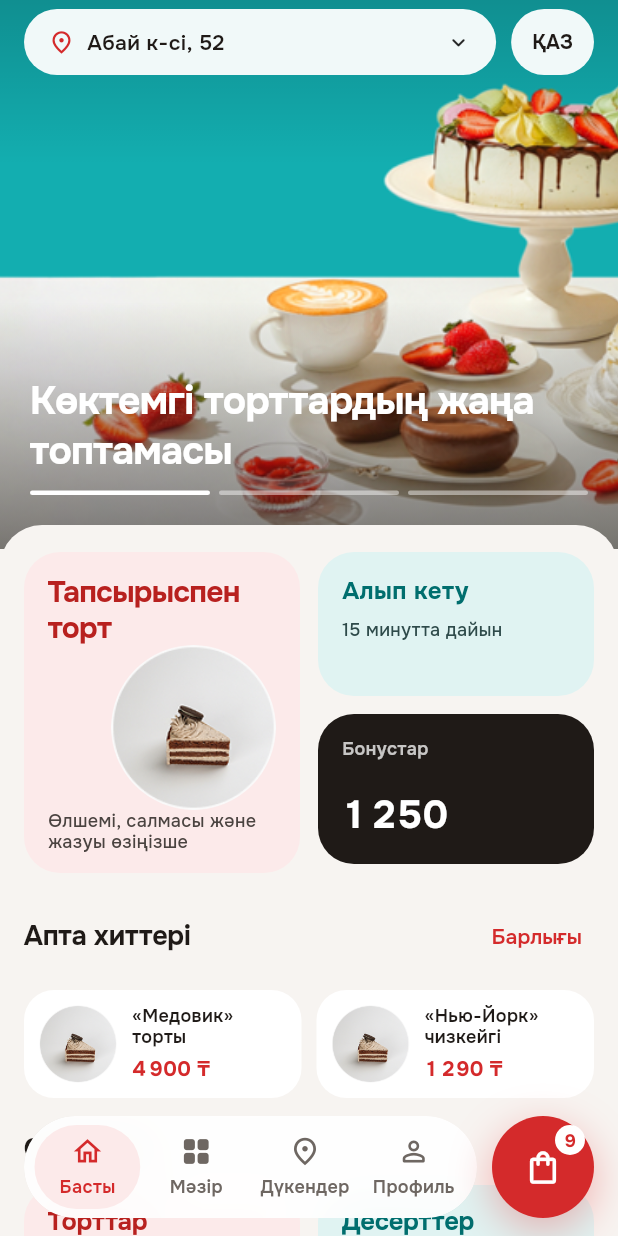
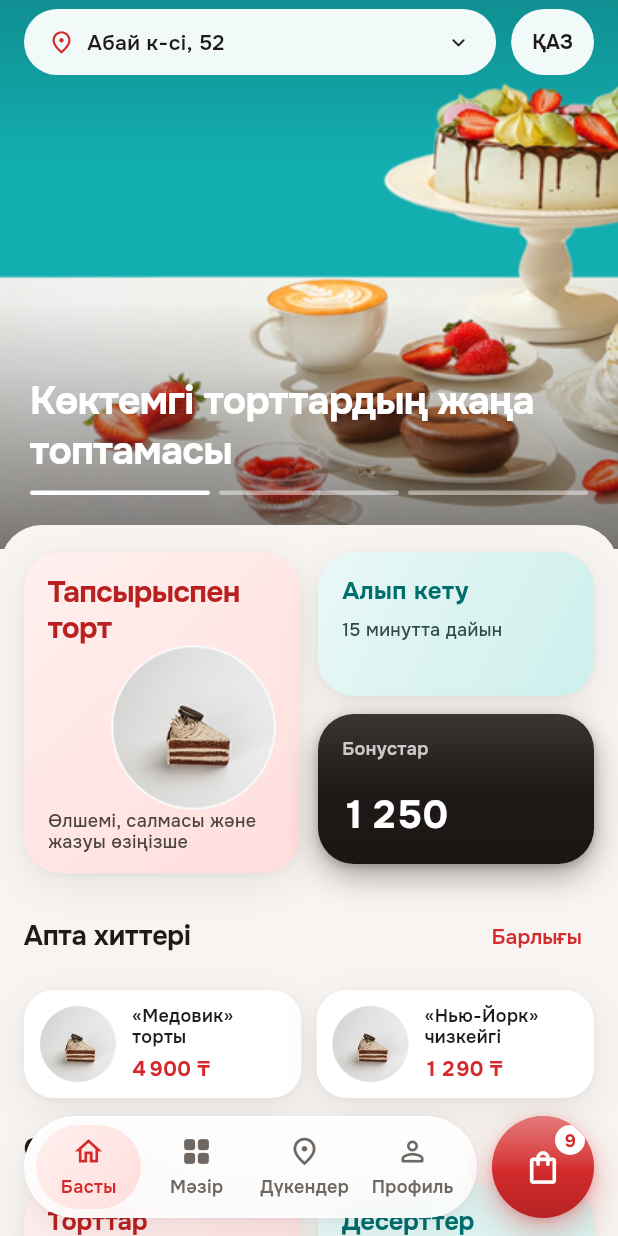
Before and after one commit to yeracode11/qulpynai-mobile, a Flutter app: the screen it shows after launch, after a tap on "KZ", after a tap on "Өткізу", on a phone screen of 412 x 824 dp. Run offline on Flutter 3.47's test engine with Material 3 defaults, Android fonts, the phone set to English and light mode, and no system bars; our stand-ins replace flutter_riverpod, flutter_svg, go_router, material_ui; generated files the repository leaves out were written again; statements that could not run were skipped.

Commit message:
Глянцевый стиль: градиенты, блики и цветные тени на кнопках, насыщеннее пастель плиток

```diff
--- a/lib/app/tab_bar.dart
+++ b/lib/app/tab_bar.dart
@@ -5,6 +5,7 @@ import 'package:go_router/go_router.dart';
 import 'package:material_ui/material_ui.dart';
 
 import '../core/theme/app_colors.dart';
+import '../core/theme/app_gloss.dart';
 import '../core/theme/app_text.dart';
 import '../core/utils/l10n.dart';
 import '../features/cart/cart_controller.dart';
@@ -38,6 +39,8 @@ class QTabBar extends ConsumerWidget {
           spacing: 10,
           children: [
             Expanded(
+              child: DecoratedBox(
+                decoration: BoxDecoration(borderRadius: BorderRadius.circular(34), boxShadow: AppGloss.card),
                 child: ClipRRect(
                   borderRadius: BorderRadius.circular(34),
                   child: BackdropFilter(
@@ -45,7 +48,15 @@ class QTabBar extends ConsumerWidget {
                     child: Container(
                       height: 68,
                       padding: const EdgeInsets.symmetric(horizontal: 6),
-                    decoration: BoxDecoration(color: const Color(0xEBFFFFFF), borderRadius: BorderRadius.circular(34)),
+                      decoration: BoxDecoration(
+                        gradient: const LinearGradient(
+                          begin: Alignment.topCenter,
+                          end: Alignment.bottomCenter,
+                          colors: [Color(0xF5FFFFFF), Color(0xE0FFFFFF)],
+                        ),
+                        borderRadius: BorderRadius.circular(34),
+                        border: Border.all(color: const Color(0xCCFFFFFF)),
+                      ),
                       child: Row(
                         mainAxisAlignment: MainAxisAlignment.spaceBetween,
                         children: [
@@ -57,6 +68,7 @@ class QTabBar extends ConsumerWidget {
                               ),
                             ),
                         ],
+                      ),
                     ),
                   ),
                 ),
@@ -92,7 +104,7 @@ class _TabItem extends StatelessWidget {
           child: AnimatedContainer(
             duration: const Duration(milliseconds: 180),
             height: 56,
-            decoration: BoxDecoration(color: active ? AppColors.redSoft : Colors.transparent, borderRadius: BorderRadius.circular(28)),
+            decoration: BoxDecoration(gradient: active ? AppGloss.tint(AppColors.redSoft) : null, borderRadius: BorderRadius.circular(28)),
             child: Column(
               mainAxisAlignment: MainAxisAlignment.center,
               spacing: 4,
@@ -125,16 +137,12 @@ class _CartButton extends StatelessWidget {
       button: true,
       label: context.l10n.cartButton('$count'),
       child: ExcludeSemantics(
-        child: GestureDetector(
+        child: SizedBox.square(
+          dimension: 68,
+          child: GlossSurface(
+            color: AppColors.red,
+            shape: const CircleBorder(),
             onTap: () => context.push('/cart'),
-          child: Container(
-            width: 68,
-            height: 68,
-            decoration: const BoxDecoration(
-              color: AppColors.red,
-              shape: BoxShape.circle,
-              boxShadow: [BoxShadow(color: Color(0x59E42F30), blurRadius: 24, offset: Offset(0, 8))],
-            ),
             child: Stack(
               alignment: Alignment.center,
               children: [
--- a/lib/core/theme/app_colors.dart
+++ b/lib/core/theme/app_colors.dart
@@ -8,17 +8,17 @@ abstract final class AppColors {
   static const red = Color(0xFFD42A2B);
   static const redBrand = Color(0xFFE42F30);
   static const redDark = Color(0xFFB8211F);
-  static const redSoft = Color(0xFFFCEAEA);
+  static const redSoft = Color(0xFFFFDEDC);
   static const orange = Color(0xFFC2340F);
 
   // Accent (tiffany)
-  static const teal = Color(0xFF00A6A6);
+  static const teal = Color(0xFF00ACA8);
   static const tealDark = Color(0xFF006E6E);
 
   /// Teal deep enough for white text on it (5.2:1).
   static const tealDeep = Color(0xFF007A7A);
   static const tealInk = Color(0xFF2E4A4A);
-  static const tealSoft = Color(0xFFE0F3F2);
+  static const tealSoft = Color(0xFFCDEFEC);
 
   // Freshness
   static const green = Color(0xFF529032);
@@ -27,7 +27,7 @@ abstract final class AppColors {
   static const greenText = Color(0xFF3F7A26);
   static const greenDark = Color(0xFF3E6E25);
   static const greenInk = Color(0xFF2F5A1C);
-  static const greenSoft = Color(0xFFEAF2E2);
+  static const greenSoft = Color(0xFFDDEFC9);
 
   // Warm neutrals
   static const ink = Color(0xFF1F1A17);
@@ -47,7 +47,7 @@ abstract final class AppColors {
   static const outlineSoft = Color(0xFFD9D2CC);
   static const bg = Color(0xFFF7F4F1);
   static const bgDeep = Color(0xFFEDE8E3);
-  static const cream = Color(0xFFF6ECDD);
+  static const cream = Color(0xFFFAE3C4);
   static const brown = Color(0xFF7A4E1E);
   static const map = Color(0xFFE9E5DE);
   static const stripeA = Color(0xFFF1E8DF);
--- /dev/null
+++ b/lib/core/theme/app_gloss.dart
@@ -0,0 +1,78 @@
+import 'package:material_ui/material_ui.dart';
+
+import 'app_colors.dart';
+
+/// Glossy, saturated surface treatment: vertical fill gradients, a top
+/// sheen highlight and colored glows. Mid-tone of every fill equals the
+/// base color, so text contrast measured on the base color still holds.
+abstract final class AppGloss {
+  /// Top-lit vertical fill around [c].
+  static LinearGradient fill(Color c) => LinearGradient(
+    begin: Alignment.topCenter,
+    end: Alignment.bottomCenter,
+    colors: [Color.lerp(c, AppColors.white, .12)!, c, Color.lerp(c, const Color(0xFF000000), .14)!],
+    stops: const [0, .5, 1],
+  );
+
+  /// Soft pastel fill for tiles: lighter at the top, richer at the bottom.
+  static LinearGradient tint(Color c) =>
+      LinearGradient(begin: Alignment.topLeft, end: Alignment.bottomRight, colors: [Color.lerp(c, AppColors.white, .55)!, c]);
+
+  /// White highlight over the top half, the "glass" reflection.
+  static const sheen = LinearGradient(
+    begin: Alignment.topCenter,
+    end: Alignment.bottomCenter,
+    colors: [Color(0x47FFFFFF), Color(0x14FFFFFF), Color(0x00FFFFFF)],
+    stops: [0, .45, .55],
+  );
+
+  /// Colored glow under a filled control.
+  static List<BoxShadow> glow(Color c) => [
+    BoxShadow(color: c.withValues(alpha: .38), blurRadius: 18, offset: const Offset(0, 8)),
+    BoxShadow(color: c.withValues(alpha: .22), blurRadius: 4, offset: const Offset(0, 2)),
+  ];
+
+  /// Lifted card on the warm background.
+  static const card = [
+    BoxShadow(color: Color(0x141F1A17), blurRadius: 22, offset: Offset(0, 8)),
+    BoxShadow(color: Color(0x0A1F1A17), blurRadius: 3, offset: Offset(0, 1)),
+  ];
+}
+
+/// A tappable glossy surface: gradient fill, sheen, glow and ink ripple.
+class GlossSurface extends StatelessWidget {
+  const GlossSurface({super.key, required this.color, required this.shape, required this.child, this.onTap, this.glow = true});
+
+  final Color color;
+  final ShapeBorder shape;
+  final Widget child;
+  final VoidCallback? onTap;
+  final bool glow;
+
+  @override
+  Widget build(BuildContext context) {
+    final enabled = onTap != null;
+    final base = enabled ? color : color.withValues(alpha: .5);
+    return DecoratedBox(
+      decoration: ShapeDecoration(shape: shape, gradient: AppGloss.fill(base), shadows: enabled && glow ? AppGloss.glow(color) : null),
+      child: Material(
+        type: MaterialType.transparency,
+        shape: shape,
+        clipBehavior: Clip.antiAlias,
+        child: Stack(
+          fit: StackFit.passthrough,
+          children: [
+            Positioned.fill(
+              child: IgnorePointer(
+                child: DecoratedBox(
+                  decoration: ShapeDecoration(shape: shape, gradient: AppGloss.sheen),
+                ),
+              ),
+            ),
+            InkWell(onTap: onTap, customBorder: shape, child: child),
+          ],
+        ),
+      ),
+    );
+  }
+}
--- a/lib/core/widgets/buttons.dart
+++ b/lib/core/widgets/buttons.dart
@@ -1,6 +1,7 @@
 import 'package:material_ui/material_ui.dart';
 
 import '../theme/app_colors.dart';
+import '../theme/app_gloss.dart';
 import '../theme/app_text.dart';
 
 /// Round 44px icon button used for back / close / share / search.
@@ -82,7 +83,7 @@ class PillButton extends StatelessWidget {
     this.foreground = AppColors.white,
     this.height = 56,
     this.loading = false,
-    this.shadow = false,
+    this.shadow = true,
   });
 
   final String label;
@@ -97,17 +98,11 @@ class PillButton extends StatelessWidget {
   @override
   Widget build(BuildContext context) {
     final labelStyle = AppText.ui(16, weight: FontWeight.w700, color: foreground);
-    return DecoratedBox(
-      decoration: BoxDecoration(
-        borderRadius: BorderRadius.circular(height / 2),
-        boxShadow: shadow ? [BoxShadow(color: color.withValues(alpha: .3), blurRadius: 24, offset: const Offset(0, 10))] : null,
-      ),
-      child: Material(
-        color: onPressed == null ? color.withValues(alpha: .5) : color,
-        borderRadius: BorderRadius.circular(height / 2),
-        child: InkWell(
-          borderRadius: BorderRadius.circular(height / 2),
-          onTap: loading ? null : onPressed,
+    return GlossSurface(
+      color: color,
+      shape: const StadiumBorder(),
+      glow: shadow,
+      onTap: onPressed == null || loading ? null : onPressed,
       child: SizedBox(
         height: height,
         child: Padding(
@@ -127,8 +122,6 @@ class PillButton extends StatelessWidget {
                 ),
         ),
       ),
-        ),
-      ),
     );
   }
 }
@@ -143,13 +136,17 @@ class AddRoundButton extends StatelessWidget {
 
   @override
   Widget build(BuildContext context) {
-    return CircleIconButton(
-      icon: Icons.add_rounded,
-      tooltip: tooltip,
-      onPressed: onPressed,
-      background: AppColors.red,
-      foreground: AppColors.white,
-      size: size,
+    return Tooltip(
+      message: tooltip,
+      child: GlossSurface(
+        color: AppColors.red,
+        shape: const CircleBorder(),
+        onTap: onPressed,
+        child: SizedBox.square(
+          dimension: size,
+          child: const Icon(Icons.add_rounded, size: 20, color: AppColors.white),
+        ),
+      ),
     );
   }
 }
--- a/lib/core/widgets/chips.dart
+++ b/lib/core/widgets/chips.dart
@@ -1,6 +1,7 @@
 import 'package:material_ui/material_ui.dart';
 
 import '../theme/app_colors.dart';
+import '../theme/app_gloss.dart';
 import '../theme/app_text.dart';
 
 /// Rounded filter chip: red when selected, white otherwise.
@@ -30,22 +31,21 @@ class QChip extends StatelessWidget {
   Widget build(BuildContext context) {
     final fg = selected ? selectedForeground : AppColors.ink;
     final style = numeric ? AppText.num(13, color: fg) : AppText.ui(13, weight: selected ? FontWeight.w700 : FontWeight.w600, color: fg);
+    final content = Container(
+      height: height,
+      padding: const EdgeInsetsDirectional.symmetric(horizontal: 16),
+      child: Center(widthFactor: 1, child: Text(label, style: style)),
+    );
     return Semantics(
       selected: selected,
       button: true,
-      child: Material(
-        color: selected ? selectedColor : color,
-        borderRadius: BorderRadius.circular(height / 2),
-        child: InkWell(
-          borderRadius: BorderRadius.circular(height / 2),
-          onTap: onTap,
-          child: Container(
-            height: height,
-            padding: const EdgeInsetsDirectional.symmetric(horizontal: 16),
-            child: Center(widthFactor: 1, child: Text(label, style: style)),
-          ),
-        ),
-      ),
+      child: selected
+          ? GlossSurface(color: selectedColor, shape: const StadiumBorder(), glow: false, onTap: onTap, child: content)
+          : Material(
+              color: color,
+              shape: const StadiumBorder(),
+              child: InkWell(customBorder: const StadiumBorder(), onTap: onTap, child: content),
+            ),
     );
   }
 }
--- a/lib/core/widgets/product_widgets.dart
+++ b/lib/core/widgets/product_widgets.dart
@@ -6,6 +6,7 @@ import 'package:material_ui/material_ui.dart';
 import '../../data/models/models.dart';
 import '../../features/cart/cart_controller.dart';
 import '../theme/app_colors.dart';
+import '../theme/app_gloss.dart';
 import '../theme/app_text.dart';
 import '../utils/format.dart';
 import '../utils/l10n.dart';
@@ -36,7 +37,9 @@ class ProductGridCard extends ConsumerWidget {
   @override
   Widget build(BuildContext context, WidgetRef ref) {
     final l10n = context.l10n;
-    return Material(
+    return DecoratedBox(
+      decoration: BoxDecoration(borderRadius: BorderRadius.circular(24), boxShadow: AppGloss.card),
+      child: Material(
         color: AppColors.white,
         borderRadius: BorderRadius.circular(24),
         child: InkWell(
@@ -111,6 +114,7 @@ class ProductGridCard extends ConsumerWidget {
             ),
           ),
         ),
+      ),
     );
   }
 }
@@ -164,7 +168,9 @@ class ProductMiniCard extends StatelessWidget {
 
   @override
   Widget build(BuildContext context) {
-    return Material(
+    return DecoratedBox(
+      decoration: BoxDecoration(borderRadius: BorderRadius.circular(20), boxShadow: AppGloss.card),
+      child: Material(
         color: AppColors.white,
         borderRadius: BorderRadius.circular(20),
         child: InkWell(
@@ -190,6 +196,7 @@ class ProductMiniCard extends StatelessWidget {
             ),
           ),
         ),
+      ),
     );
   }
 }
@@ -211,8 +218,10 @@ class CategoryTile extends StatelessWidget {
   @override
   Widget build(BuildContext context) {
     final (bg, fg) = categoryColors(category.tone);
-    return Material(
-      color: bg,
+    return DecoratedBox(
+      decoration: BoxDecoration(gradient: AppGloss.tint(bg), borderRadius: BorderRadius.circular(24), boxShadow: AppGloss.card),
+      child: Material(
+        type: MaterialType.transparency,
         borderRadius: BorderRadius.circular(24),
         clipBehavior: Clip.antiAlias,
         child: InkWell(
@@ -243,6 +252,7 @@ class CategoryTile extends StatelessWidget {
             ),
           ),
         ),
+      ),
     );
   }
 }
--- a/lib/features/home/home_screen.dart
+++ b/lib/features/home/home_screen.dart
@@ -5,6 +5,7 @@ import 'package:material_ui/material_ui.dart';
 import '../../app/tab_bar.dart';
 import '../../core/state/app_state.dart';
 import '../../core/theme/app_colors.dart';
+import '../../core/theme/app_gloss.dart';
 import '../../core/theme/app_text.dart';
 import '../../core/utils/format.dart';
 import '../../core/utils/l10n.dart';
@@ -277,8 +278,15 @@ class _Tile extends StatelessWidget {
 
   @override
   Widget build(BuildContext context) {
-    return Material(
-      color: color,
+    final dark = color.computeLuminance() < .2;
+    return DecoratedBox(
+      decoration: BoxDecoration(
+        gradient: dark ? AppGloss.fill(color) : AppGloss.tint(color),
+        borderRadius: BorderRadius.circular(24),
+        boxShadow: dark ? AppGloss.glow(AppColors.ink) : AppGloss.card,
+      ),
+      child: Material(
+        type: MaterialType.transparency,
         borderRadius: BorderRadius.circular(24),
         child: InkWell(
           borderRadius: BorderRadius.circular(24),
@@ -288,6 +296,7 @@ class _Tile extends StatelessWidget {
             constraints: BoxConstraints(minHeight: minHeight),
             padding: const EdgeInsets.symmetric(horizontal: 16, vertical: 14),
             child: child,
+          ),
         ),
       ),
     );
```
Lines whose indentation alone changed are shown as unchanged.
